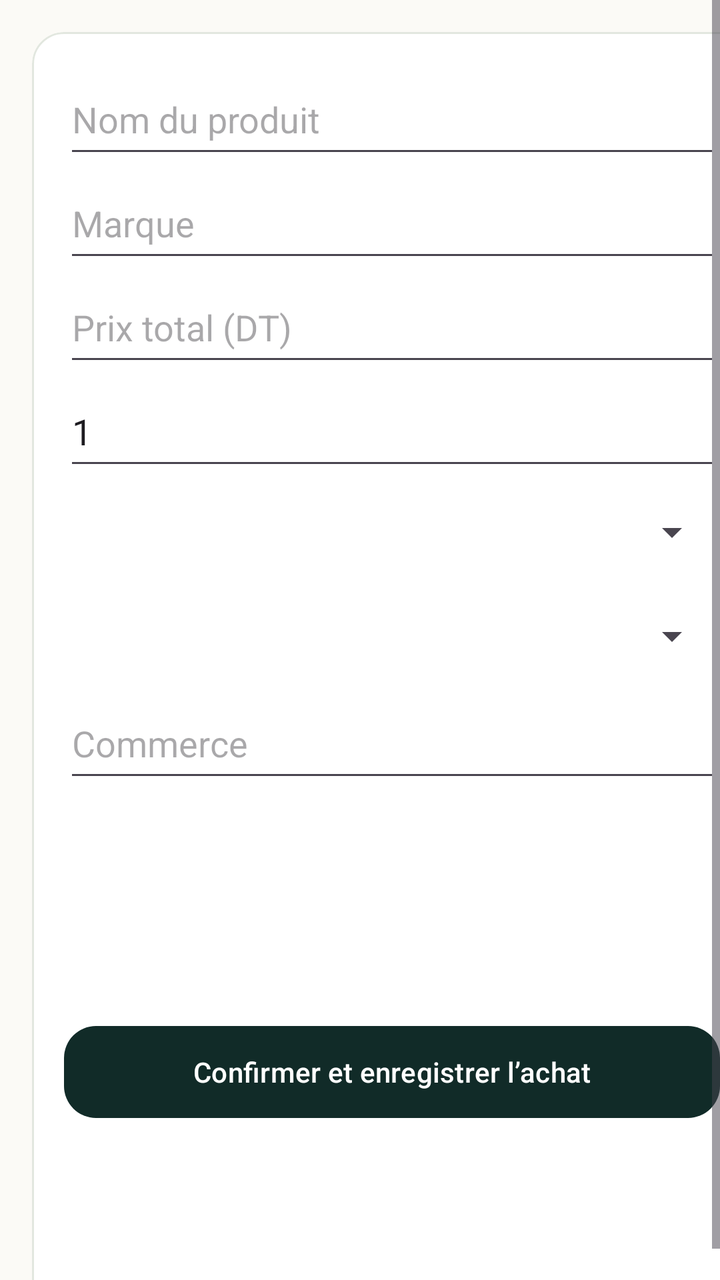
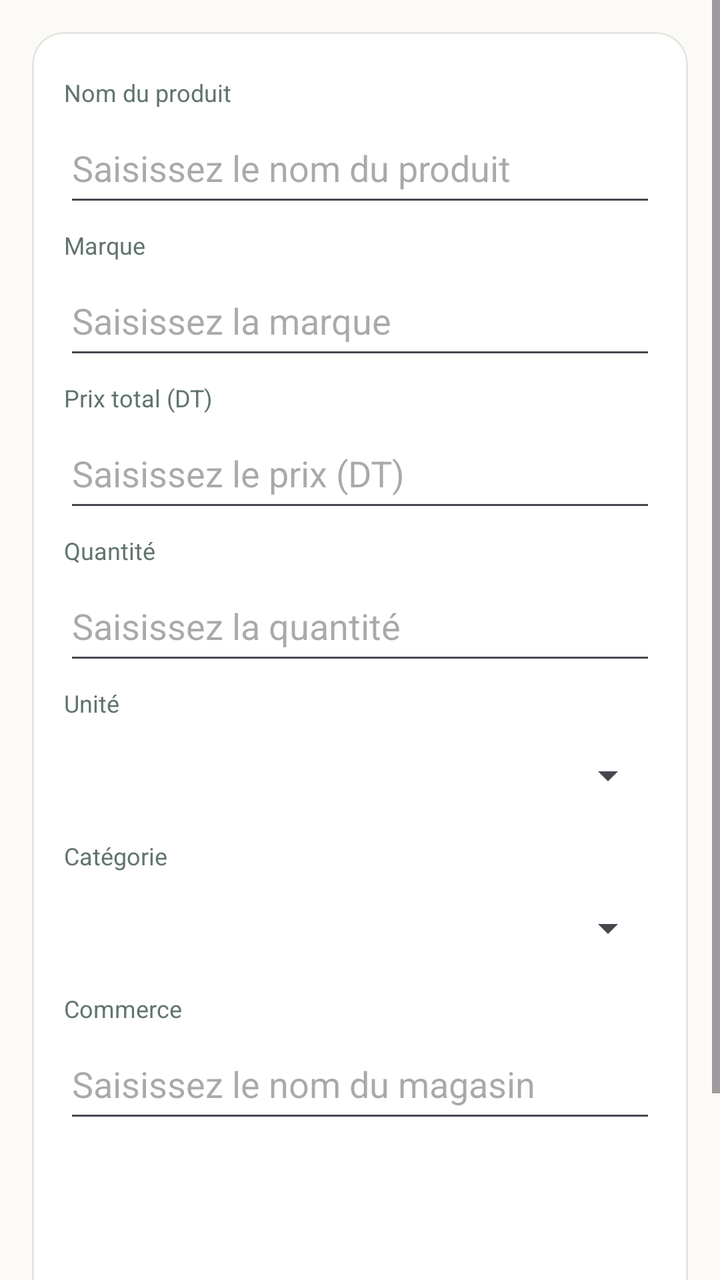

Compare the two renders of this Android layout. The source of the first and the diff that turns it into the second are given below.
<!-- AndroidManifest.xml: application theme Theme.Masrouf1 -->
<!-- res/layout/activity_compare_price.xml -->
<?xml version="1.0" encoding="utf-8"?>
<ScrollView xmlns:android="http://schemas.android.com/apk/res/android" xmlns:app="http://schemas.android.com/apk/res-auto"
    android:layout_width="match_parent" android:layout_height="match_parent" android:fillViewport="true" android:background="@color/cream">
    <com.google.android.material.card.MaterialCardView android:layout_width="match_parent" android:layout_height="wrap_content" android:layout_margin="16dp" app:cardBackgroundColor="@color/alabaster" app:cardCornerRadius="16dp" app:strokeColor="@color/card_border" app:strokeWidth="1dp">
        <LinearLayout android:layout_width="match_parent" android:layout_height="wrap_content" android:orientation="vertical" android:padding="16dp">
            <EditText android:id="@+id/compare_name" android:layout_width="match_parent" android:layout_height="52dp" android:hint="@string/product_name" />
            <EditText android:id="@+id/compare_brand" android:layout_width="match_parent" android:layout_height="52dp" android:hint="@string/product_brand" />
            <EditText android:id="@+id/compare_price" android:layout_width="match_parent" android:layout_height="52dp" android:hint="@string/total_price_dt" android:inputType="numberDecimal" />
            <EditText android:id="@+id/compare_quantity" android:layout_width="match_parent" android:layout_height="52dp" android:hint="@string/quantity" android:inputType="numberDecimal" android:text="1" />
            <Spinner android:id="@+id/compare_unit" android:layout_width="match_parent" android:layout_height="52dp" />
            <Spinner android:id="@+id/compare_category" android:layout_width="match_parent" android:layout_height="52dp" />
            <EditText android:id="@+id/compare_store" android:layout_width="match_parent" android:layout_height="52dp" android:hint="@string/store_name" />
            <TextView android:id="@+id/compare_unit_price" android:layout_width="match_parent" android:layout_height="wrap_content" android:padding="8dp" android:textColor="@color/forest" android:textStyle="bold" />
            <TextView android:id="@+id/price_indicator" android:layout_width="match_parent" android:layout_height="wrap_content" android:padding="12dp" android:textColor="@color/forest" android:textStyle="bold" />
            <TextView android:id="@+id/envelope_impact" android:layout_width="match_parent" android:layout_height="wrap_content" android:padding="8dp" android:textColor="@color/muted_green" />
            <com.google.android.material.button.MaterialButton android:id="@+id/compare_save" android:layout_width="match_parent" android:layout_height="54dp" android:text="@string/confirm_save_purchase" app:backgroundTint="@color/forest" app:cornerRadius="16dp" />
        </LinearLayout>
    </com.google.android.material.card.MaterialCardView>
</ScrollView>
<!-- resources referenced by this layout -->
<resources>
  <color name="alabaster">#FFFFFF</color>
  <color name="card_border">#E2E7DF</color>
  <color name="cream">#FBFAF6</color>
  <color name="forest">#112B28</color>
  <color name="muted_green">#61746D</color>
  <string name="confirm_save_purchase">Confirmer et enregistrer l’achat</string>
  <string name="product_brand">Marque</string>
  <string name="product_name">Nom du produit</string>
  <string name="quantity">Quantité</string>
  <string name="store_name">Commerce</string>
  <string name="total_price_dt">Prix total (DT)</string>
  <style name="Theme.Masrouf1" parent="Base.Theme.Masrouf1" />
  <style name="Base.Theme.Masrouf1" parent="Theme.Material3.DayNight.NoActionBar">
          <item name="colorPrimary">@color/forest</item>
          <item name="colorOnPrimary">@color/alabaster</item>
          <item name="colorSecondary">@color/emerald</item>
          <item name="colorOnSecondary">@color/alabaster</item>
          <item name="android:colorAccent">@color/emerald</item>
          <item name="android:windowLightStatusBar">true</item>
          <item name="android:statusBarColor">@color/cream</item>
          <item name="android:navigationBarColor">@color/cream</item>
          <item name="android:windowBackground">@color/cream</item>
      </style>
  <color name="emerald">#2E7D43</color>
</resources>

<!-- the commit's change to res/layout/activity_compare_price.xml (unified diff, before → after) -->
@@ -3,13 +3,20 @@
     android:layout_width="match_parent" android:layout_height="match_parent" android:fillViewport="true" android:background="@color/cream">
     <com.google.android.material.card.MaterialCardView android:layout_width="match_parent" android:layout_height="wrap_content" android:layout_margin="16dp" app:cardBackgroundColor="@color/alabaster" app:cardCornerRadius="16dp" app:strokeColor="@color/card_border" app:strokeWidth="1dp">
         <LinearLayout android:layout_width="match_parent" android:layout_height="wrap_content" android:orientation="vertical" android:padding="16dp">
-            <EditText android:id="@+id/compare_name" android:layout_width="match_parent" android:layout_height="52dp" android:hint="@string/product_name" />
-            <EditText android:id="@+id/compare_brand" android:layout_width="match_parent" android:layout_height="52dp" android:hint="@string/product_brand" />
-            <EditText android:id="@+id/compare_price" android:layout_width="match_parent" android:layout_height="52dp" android:hint="@string/total_price_dt" android:inputType="numberDecimal" />
-            <EditText android:id="@+id/compare_quantity" android:layout_width="match_parent" android:layout_height="52dp" android:hint="@string/quantity" android:inputType="numberDecimal" android:text="1" />
-            <Spinner android:id="@+id/compare_unit" android:layout_width="match_parent" android:layout_height="52dp" />
-            <Spinner android:id="@+id/compare_category" android:layout_width="match_parent" android:layout_height="52dp" />
-            <EditText android:id="@+id/compare_store" android:layout_width="match_parent" android:layout_height="52dp" android:hint="@string/store_name" />
+            <TextView style="@style/FormFieldLabel" android:labelFor="@id/compare_name" android:text="@string/product_name" />
+            <EditText android:id="@+id/compare_name" android:layout_width="match_parent" android:layout_height="52dp" android:hint="@string/hint_product_name" />
+            <TextView style="@style/FormFieldLabel" android:labelFor="@id/compare_brand" android:text="@string/product_brand" />
+            <EditText android:id="@+id/compare_brand" android:layout_width="match_parent" android:layout_height="52dp" android:hint="@string/hint_product_brand" />
+            <TextView style="@style/FormFieldLabel" android:labelFor="@id/compare_price" android:text="@string/total_price_dt" />
+            <EditText android:id="@+id/compare_price" android:layout_width="match_parent" android:layout_height="52dp" android:hint="@string/hint_price" android:inputType="numberDecimal" />
+            <TextView style="@style/FormFieldLabel" android:labelFor="@id/compare_quantity" android:text="@string/quantity" />
+            <EditText android:id="@+id/compare_quantity" android:layout_width="match_parent" android:layout_height="52dp" android:hint="@string/hint_quantity" android:inputType="numberDecimal" />
+            <TextView style="@style/FormFieldLabel" android:labelFor="@id/compare_unit" android:text="@string/field_unit" />
+            <Spinner android:id="@+id/compare_unit" android:layout_width="match_parent" android:layout_height="52dp" android:contentDescription="@string/field_unit" />
+            <TextView style="@style/FormFieldLabel" android:labelFor="@id/compare_category" android:text="@string/field_category" />
+            <Spinner android:id="@+id/compare_category" android:layout_width="match_parent" android:layout_height="52dp" android:contentDescription="@string/field_category" />
+            <TextView style="@style/FormFieldLabel" android:labelFor="@id/compare_store" android:text="@string/store_name" />
+            <EditText android:id="@+id/compare_store" android:layout_width="match_parent" android:layout_height="52dp" android:hint="@string/hint_store" />
             <TextView android:id="@+id/compare_unit_price" android:layout_width="match_parent" android:layout_height="wrap_content" android:padding="8dp" android:textColor="@color/forest" android:textStyle="bold" />
             <TextView android:id="@+id/price_indicator" android:layout_width="match_parent" android:layout_height="wrap_content" android:padding="12dp" android:textColor="@color/forest" android:textStyle="bold" />
             <TextView android:id="@+id/envelope_impact" android:layout_width="match_parent" android:layout_height="wrap_content" android:padding="8dp" android:textColor="@color/muted_green" />
<!-- resource entries referenced after the edit -->
@@ -6,11 +6,26 @@
   <color name="forest">#112B28</color>
   <color name="muted_green">#61746D</color>
   <string name="confirm_save_purchase">Confirmer et enregistrer l’achat</string>
+  <string name="field_category">Catégorie</string>
+  <string name="field_unit">Unité</string>
+  <string name="hint_price">Saisissez le prix (DT)</string>
+  <string name="hint_product_brand">Saisissez la marque</string>
+  <string name="hint_product_name">Saisissez le nom du produit</string>
+  <string name="hint_quantity">Saisissez la quantité</string>
+  <string name="hint_store">Saisissez le nom du magasin</string>
   <string name="product_brand">Marque</string>
   <string name="product_name">Nom du produit</string>
   <string name="quantity">Quantité</string>
   <string name="store_name">Commerce</string>
   <string name="total_price_dt">Prix total (DT)</string>
+  <style name="FormFieldLabel">
+          <item name="android:layout_width">match_parent</item>
+          <item name="android:layout_height">wrap_content</item>
+          <item name="android:layout_marginTop">6dp</item>
+          <item name="android:layout_marginBottom">2dp</item>
+          <item name="android:textColor">@color/muted_green</item>
+          <item name="android:textSize">12sp</item>
+      </style>
   <style name="Theme.Masrouf1" parent="Base.Theme.Masrouf1" />
   <style name="Base.Theme.Masrouf1" parent="Theme.Material3.DayNight.NoActionBar">
           <item name="colorPrimary">@color/forest</item>
